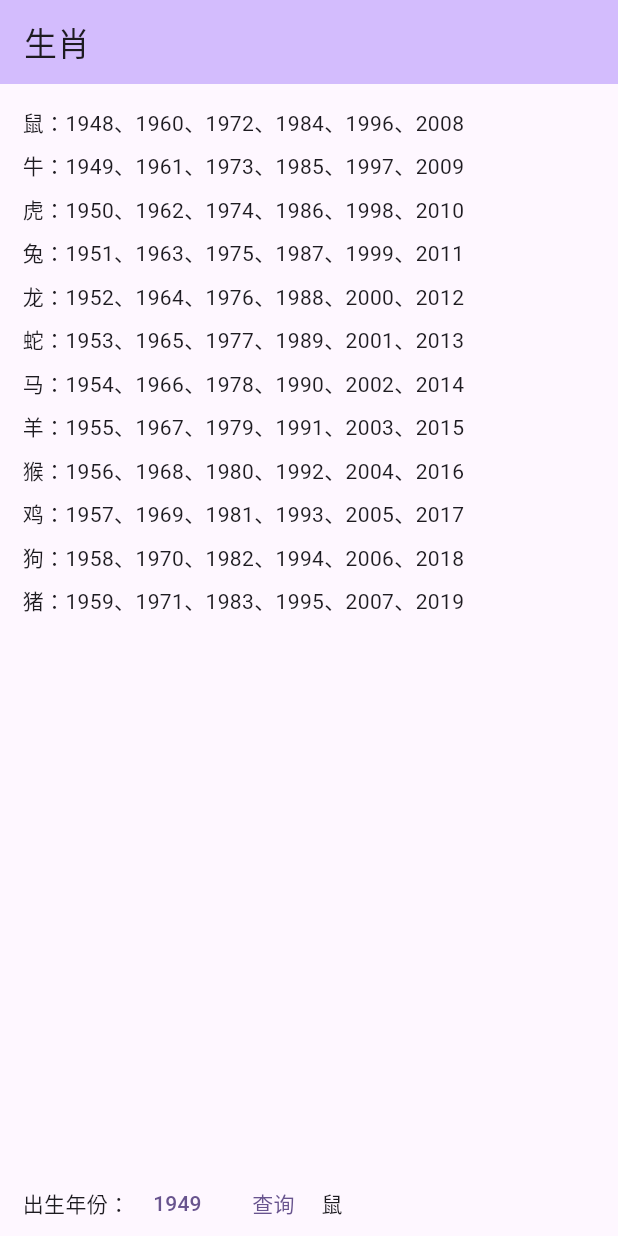
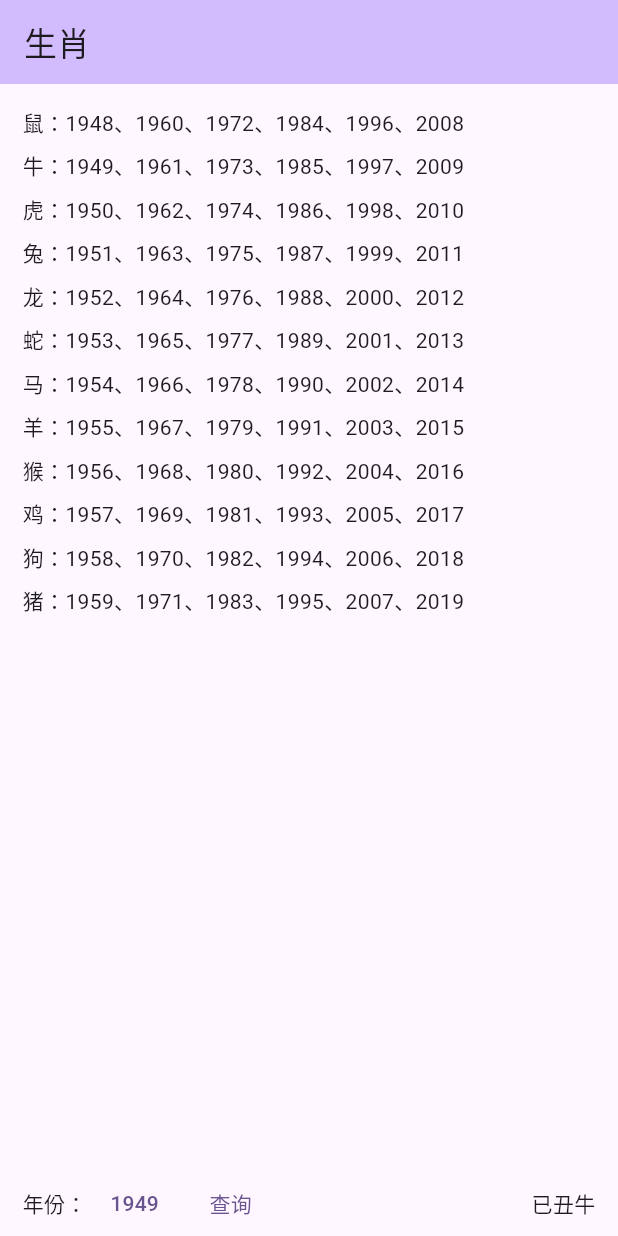
Before and after one commit to bear-cabin/bear_tools, a Flutter app: the screen it shows after launch, after a tap on "查询", on a phone screen of 412 x 824 dp. Run offline on Flutter 3.47's test engine with Material 3 defaults, Android fonts, the phone set to English and light mode, and no system bars.

Commit message:
支持查询天干年

```diff
--- a/lib/home.dart
+++ b/lib/home.dart
@@ -2,6 +2,8 @@ import 'package:flutter/cupertino.dart';
 import 'package:flutter/material.dart';
 
 const sxs = ['鼠', '牛', '虎', '兔', '龙', '蛇', '马', '羊', '猴', '鸡', '狗', '猪'];
+const dzs = ['子', '丑', '寅', '卯', '辰', '巳', '午', '未', '申', '酉', '戌', '亥'];
+const tgs = ['甲', '乙', '丙', '丁', '戊', '已', '庚', '辛', '壬', '癸'];
 
 class MyHomePage extends StatefulWidget {
   const MyHomePage({super.key, required this.title});
@@ -76,14 +78,25 @@ class BottomBar extends StatefulWidget {
 
 class _BottomBarState extends State<BottomBar> {
   int selectedYear = 1949;
+  var shengXiao = '';
   final now = DateTime.now().year;
 
   String queryShengXiao(int year) {
-    int idx = (year - 1949) % sxs.length;
-    return sxs[idx];
+    int idx = (year - 4) % sxs.length;
+    int i = (year - 4) % tgs.length;
+    return "${tgs[i]}${dzs[idx]}${sxs[idx]}";
   }
 
-  void _showDialog(Widget child) {
+  void _showDialog(int sy) {
+    int year = 1949;
+    List<int> years = [];
+    List<Widget> children = [];
+    while (year <= now) {
+      years.add(year);
+      children.add(Text('$year'));
+      year++;
+    }
+
     showCupertinoModalPopup<void>(
       context: context,
       builder: (BuildContext context) => Container(
@@ -99,7 +112,18 @@ class _BottomBarState extends State<BottomBar> {
         // Use a SafeArea widget to avoid system overlaps.
         child: SafeArea(
           top: false,
-          child: child,
+          child: CupertinoPicker(
+            itemExtent: 44,
+            scrollController: FixedExtentScrollController(
+              initialItem: sy - 1949,
+            ),
+            onSelectedItemChanged: (idx) {
+              setState(() {
+                selectedYear = years[idx];
+              });
+            },
+            children: children,
+          ),
         ),
       ),
     );
@@ -107,39 +131,31 @@ class _BottomBarState extends State<BottomBar> {
 
   @override
   Widget build(BuildContext context) {
-    int year = 1949;
-
-    List<int> years = [];
-    List<Widget> children = [];
-    while (year <= now) {
-      years.add(year);
-      children.add(Text('$year'));
-      year++;
-    }
-
     return SafeArea(
       child: SizedBox(
         height: 44,
         child: Row(
           children: [
             const SizedBox(width: 15),
-            const Text('出生年份：'),
+            const Text('年份：'),
             TextButton(
-              onPressed: () => _showDialog(
-                CupertinoPicker(
-                  itemExtent: 44,
-                  onSelectedItemChanged: (idx) {
-                    setState(() {
-                      selectedYear = years[idx];
-                    });
-                  },
-                  children: children,
-                ),
-              ),
+              onPressed: () {
+                shengXiao = '';
+                _showDialog(selectedYear);
+              },
               child: Text('$selectedYear'),
             ),
-            TextButton(onPressed: () {}, child: const Text('查询')),
-            Text(queryShengXiao(selectedYear)),
+            TextButton(
+              onPressed: () {
+                setState(() {
+                  shengXiao = queryShengXiao(selectedYear);
+                });
+              },
+              child: const Text('查询'),
+            ),
+            const Spacer(),
+            Text(shengXiao),
+            const SizedBox(width: 15),
           ],
         ),
       ),
```
